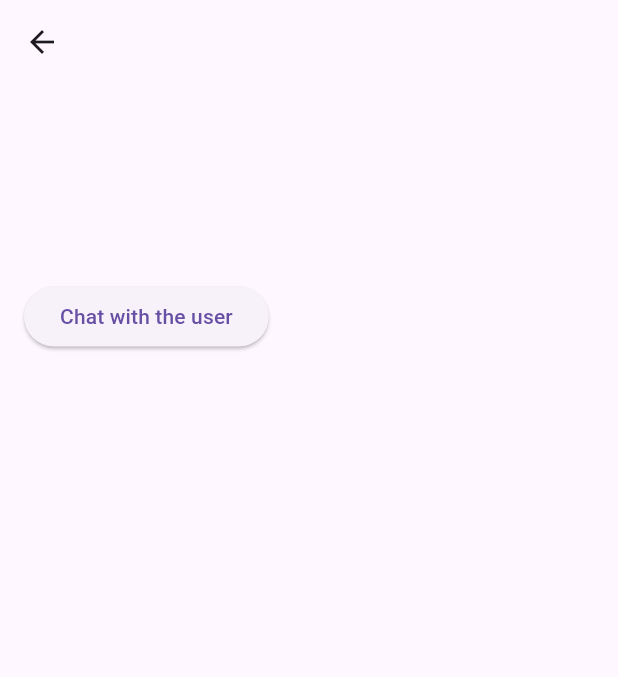
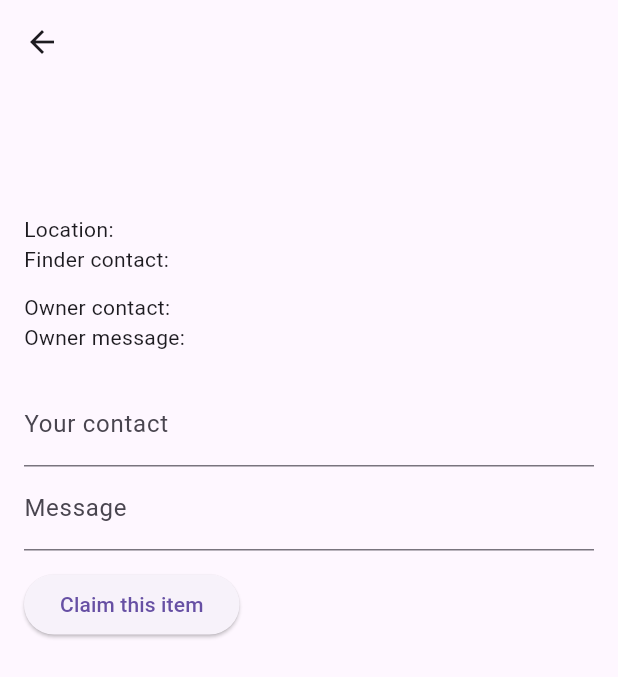
Before and after one commit to Shugyla0077/lost_and_found_front, a Flutter app: the ItemDetailScreen screen opened directly with empty values, on a phone screen of 412 x 824 dp. Shown: the top 677 px of the screen. Run offline on Flutter 3.47's test engine with Material 3 defaults, Android fonts, the phone set to English and light mode, and no system bars; our stand-ins replace dio, firebase_auth, firebase_core, get_it; accounts and stored records are empty; network calls fail.

Commit message:
ывапр

```diff
--- a/lib/models/item.dart
+++ b/lib/models/item.dart
@@ -1,7 +1,47 @@
 // lib/models/item.dart
 class Item {
+  final String id;
   final String title;
   final String description;
+  final String location;
+  final String finderContact;
+  final DateTime createdAt;
+  final bool claimed;
+  final String? ownerContact;
+  final String? ownerMessage;
 
-  Item({required this.title, required this.description});
+  Item({
+    required this.id,
+    required this.title,
+    required this.description,
+    required this.location,
+    required this.finderContact,
+    required this.createdAt,
+    required this.claimed,
+    this.ownerContact,
+    this.ownerMessage,
+  });
+
+  factory Item.fromJson(Map<String, dynamic> json) {
+    return Item(
+      id: json['id'].toString(),
+      title: json['title'] as String,
+      description: json['description'] as String,
+      location: json['location'] as String,
+      finderContact: json['finder_contact'] as String,
+      createdAt: DateTime.parse(json['created_at'] as String),
+      claimed: json['claimed'] as bool,
+      ownerContact: json['owner_contact'] as String?,
+      ownerMessage: json['owner_message'] as String?,
+    );
+  }
+
+  Map<String, dynamic> toCreateJson() {
+    return {
+      'title': title,
+      'description': description,
+      'location': location,
+      'finder_contact': finderContact,
+    };
+  }
 }
--- a/lib/screens/item_detail_screen.dart
+++ b/lib/screens/item_detail_screen.dart
@@ -1,33 +1,125 @@
 // lib/screens/item_detail_screen.dart
 import 'package:flutter/material.dart';
+import 'package:get_it/get_it.dart';
 import '../models/item.dart';
+import '../services/item_service.dart';
 
-class ItemDetailScreen extends StatelessWidget {
+class ItemDetailScreen extends StatefulWidget {
   final Item item;
 
   ItemDetailScreen({required this.item});
 
   @override
+  State<ItemDetailScreen> createState() => _ItemDetailScreenState();
+}
+
+class _ItemDetailScreenState extends State<ItemDetailScreen> {
+  final ItemService itemService = GetIt.I<ItemService>();
+  late Item _item;
+  bool _loading = false;
+  final TextEditingController ownerContactController = TextEditingController();
+  final TextEditingController ownerMessageController = TextEditingController();
+
+  @override
+  void initState() {
+    super.initState();
+    _item = widget.item;
+    _loadDetails();
+  }
+
+  Future<void> _loadDetails() async {
+    try {
+      final detailed = await itemService.fetchItem(_item.id);
+      setState(() {
+        _item = detailed;
+      });
+    } catch (_) {
+      // keep minimal info on failure
+    }
+  }
+
+  Future<void> _claimItem() async {
+    setState(() => _loading = true);
+    try {
+      await itemService.claimItem(
+        id: _item.id,
+        ownerContact: ownerContactController.text,
+        message: ownerMessageController.text,
+      );
+      await _loadDetails();
+      if (!mounted) return;
+      ScaffoldMessenger.of(context).showSnackBar(
+        const SnackBar(content: Text('Claim sent')),
+      );
+    } catch (e) {
+      if (!mounted) return;
+      ScaffoldMessenger.of(context).showSnackBar(
+        SnackBar(content: Text('Failed to claim: $e')),
+      );
+    } finally {
+      if (mounted) {
+        setState(() => _loading = false);
+      }
+    }
+  }
+
+  @override
+  void dispose() {
+    ownerContactController.dispose();
+    ownerMessageController.dispose();
+    super.dispose();
+  }
+
+  @override
   Widget build(BuildContext context) {
     return Scaffold(
-      appBar: AppBar(title: Text(item.title)),
-      body: Padding(
+      appBar: AppBar(title: Text(_item.title)),
+      body: SingleChildScrollView(
         padding: const EdgeInsets.all(16.0),
         child: Column(
           crossAxisAlignment: CrossAxisAlignment.start,
           children: [
-            Text(item.title, style: Theme.of(context).textTheme.displayLarge),
-            SizedBox(height: 10),
-            Text(item.description),
-            SizedBox(height: 20),
-            ElevatedButton(
-              onPressed: () {
-                // Chat functionality will be added later
-                ScaffoldMessenger.of(context).showSnackBar(
-                    SnackBar(content: Text('Chat functionality coming soon')));
-              },
-              child: Text('Chat with the user'),
-            ),
+            Text(_item.title, style: Theme.of(context).textTheme.headlineSmall),
+            const SizedBox(height: 10),
+            Text(_item.description),
+            const SizedBox(height: 8),
+            Text('Location: ${_item.location}'),
+            Text('Finder contact: ${_item.finderContact}'),
+            const SizedBox(height: 12),
+            if (_item.ownerContact != null)
+              Text('Owner contact: ${_item.ownerContact}'),
+            if (_item.ownerMessage != null)
+              Text('Owner message: ${_item.ownerMessage}'),
+            const SizedBox(height: 20),
+            if (!_item.claimed) ...[
+              TextField(
+                controller: ownerContactController,
+                decoration: const InputDecoration(
+                  labelText: 'Your contact',
+                ),
+              ),
+              TextField(
+                controller: ownerMessageController,
+                decoration: const InputDecoration(
+                  labelText: 'Message',
+                ),
+              ),
+              const SizedBox(height: 12),
+              ElevatedButton(
+                onPressed: _loading ? null : _claimItem,
+                child: _loading
+                    ? const SizedBox(
+                        width: 18,
+                        height: 18,
+                        child: CircularProgressIndicator(strokeWidth: 2),
+                      )
+                    : const Text('Claim this item'),
+              ),
+            ] else
+              const Text(
+                'Already claimed',
+                style: TextStyle(color: Colors.green),
+              ),
           ],
         ),
       ),
--- a/lib/services/item_service.dart
+++ b/lib/services/item_service.dart
@@ -1,26 +1,96 @@
 // lib/services/item_service.dart
+import 'package:dio/dio.dart';
+import 'package:firebase_auth/firebase_auth.dart';
+import 'package:flutter/foundation.dart';
 import '../models/item.dart';
 
 abstract class ItemService {
   Future<List<Item>> fetchItems();
-  Future<bool> addItem(Item item);
+  Future<Item> fetchItem(String id);
+  Future<Item> addItem({
+    required String title,
+    required String description,
+    required String location,
+    required String finderContact,
+  });
+  Future<void> claimItem({
+    required String id,
+    required String ownerContact,
+    required String message,
+  });
+  Future<String> createRewardPayment({required int amountCents});
 }
 
 class ItemServiceImpl implements ItemService {
-  List<Item> _items = [];
+  ItemServiceImpl(this._dio);
+
+  final Dio _dio;
+
+  Future<void> _attachToken() async {
+    final user = FirebaseAuth.instance.currentUser;
+    if (user == null) {
+      throw Exception('Not authenticated. Please sign in.');
+    }
+    final token = await user.getIdToken(true);
+    _dio.options.headers['Authorization'] = 'Bearer $token';
+  }
 
   @override
   Future<List<Item>> fetchItems() async {
-    // Логика для получения списка вещей
-    await Future.delayed(Duration(seconds: 1)); // имитация задержки
-    return _items;
+    final res = await _dio.get('/items/');
+    final data = res.data as List<dynamic>;
+    return data.map((e) => Item.fromJson(e as Map<String, dynamic>)).toList();
   }
 
   @override
-  Future<bool> addItem(Item item) async {
-    // Логика для добавления новой вещи
-    await Future.delayed(Duration(seconds: 1)); // имитация задержки
-    _items.add(item);
-    return true;
+  Future<Item> fetchItem(String id) async {
+    final res = await _dio.get('/items/$id/');
+    return Item.fromJson(res.data as Map<String, dynamic>);
+  }
+
+  @override
+  Future<Item> addItem({
+    required String title,
+    required String description,
+    required String location,
+    required String finderContact,
+  }) async {
+    await _attachToken();
+    final res = await _dio.post('/items/create/', data: {
+      'title': title,
+      'description': description,
+      'location': location,
+      'finder_contact': finderContact,
+    });
+    return Item.fromJson(res.data as Map<String, dynamic>);
+  }
+
+  @override
+  Future<void> claimItem({
+    required String id,
+    required String ownerContact,
+    required String message,
+  }) async {
+    await _attachToken();
+    debugPrint('CLAIM headers: ${_dio.options.headers}');
+    try {
+      await _dio.post('/items/$id/claim/', data: {
+        'owner_contact': ownerContact,
+        'message': message,
+      });
+    } on DioException catch (e) {
+      debugPrint('CLAIM error response: ${e.response?.data}');
+      rethrow;
+    }
+  }
+
+  @override
+  Future<String> createRewardPayment({required int amountCents}) async {
+    await _attachToken();
+    final res = await _dio.post('/payments/reward/', data: {
+      'amount_cents': amountCents,
+    });
+    final data = res.data as Map<String, dynamic>;
+    return data['checkout_url'] as String;
   }
 }
--- a/lib/utils/injector.dart
+++ b/lib/utils/injector.dart
@@ -2,10 +2,13 @@
 import 'package:get_it/get_it.dart';
 import '../services/auth_service.dart';
 import '../services/item_service.dart';
+import '../services/api_client.dart';
 
 final GetIt getIt = GetIt.instance;
 
 void setup() {
   getIt.registerLazySingleton<AuthService>(() => AuthServiceImpl());
-  getIt.registerLazySingleton<ItemService>(() => ItemServiceImpl());
+  getIt.registerLazySingleton<ItemService>(
+    () => ItemServiceImpl(createBackendDio()),
+  );
 }
--- a/pubspec.yaml
+++ b/pubspec.yaml
@@ -27,6 +27,8 @@ dependencies:
     sdk: flutter
   get_it: ^7.2.0
   cached_network_image: ^3.3.1
+  dio: ^5.4.0
+  firebase_auth: ^6.1.3
 
   # The following adds the Cupertino Icons font to your application.
   # Use with the CupertinoIcons class for iOS style icons.
```
Also changed, not shown: lib/main.dart (+10 -5 lines), lib/screens/add_item_screen.dart (+24 -9 lines), lib/screens/auth_screen.dart (+13 -12 lines), lib/screens/home_screen.dart (+96 -24 lines), lib/screens/login_screen.dart (+18 -12 lines), lib/services/api_client.dart (added, +21 -0 lines), lib/services/auth_service.dart (+19 -11 lines), pubspec.lock.
